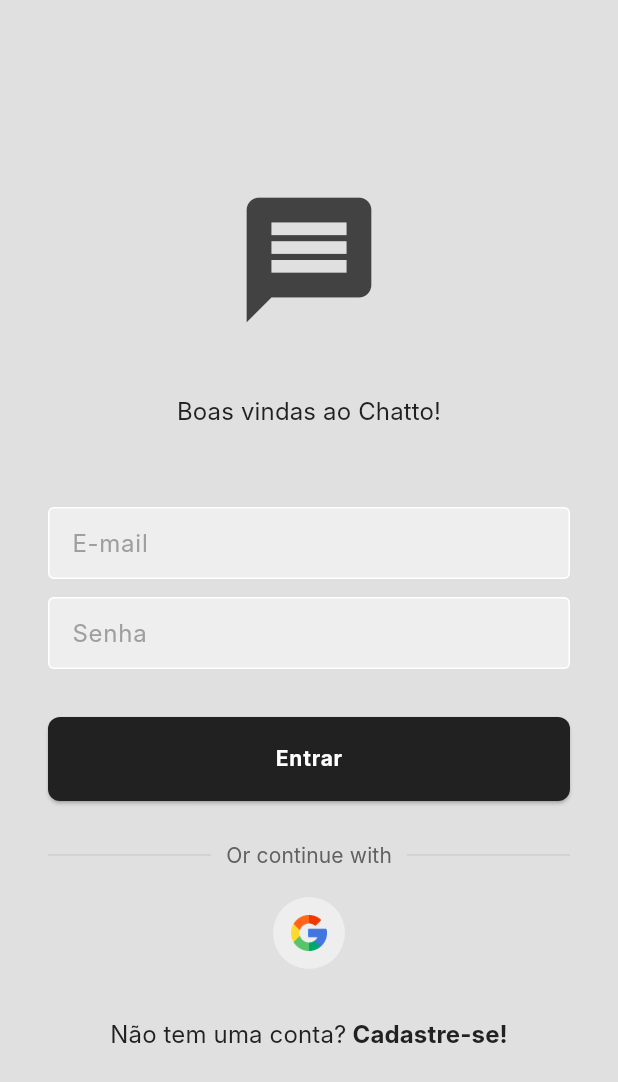
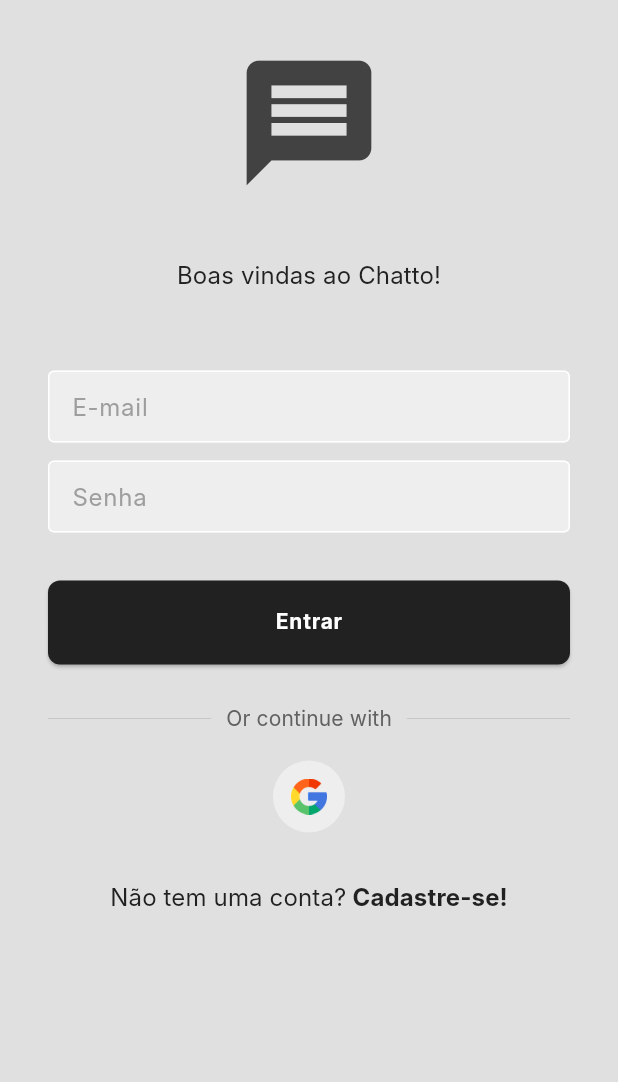
Before and after one commit to menezesho/Chatto-App, a Flutter app: the screen it shows after launch, on a phone screen of 412 x 824 dp. Shown: the top 1082 px of the screen. Run offline on Flutter 3.47's test engine with Material 3 defaults, Android fonts, the light colour scheme and no system bars; our stand-ins replace firebase_auth, firebase_core, google_sign_in; accounts and stored records are empty; generated files the repository leaves out were written again; Roboto replaces fonts that are missing (Inter).

Commit message:
Fix: Habilitação do scroll na tela de login

```diff
--- a/lib/pages/login_page.dart
+++ b/lib/pages/login_page.dart
@@ -40,8 +40,7 @@
   @override
   Widget build(BuildContext context) {
     return Scaffold(
-      body: SafeArea(
-        child: Center(
+      body: SingleChildScrollView(
         child: Padding(
           padding: const EdgeInsets.all(32),
           child: Column(
@@ -100,8 +99,7 @@
                       padding: const EdgeInsets.symmetric(horizontal: 10.0),
                       child: Text(
                         'Or continue with',
-                          style:
-                              Theme.of(context).textTheme.titleSmall!.copyWith(
+                        style: Theme.of(context).textTheme.titleSmall!.copyWith(
                               color: Colors.grey.shade700,
                               fontSize: 14,
                             ),
@@ -160,7 +158,6 @@
           ),
         ),
       ),
-      ),
     );
   }
 }
```
Lines whose indentation alone changed are shown as unchanged.
